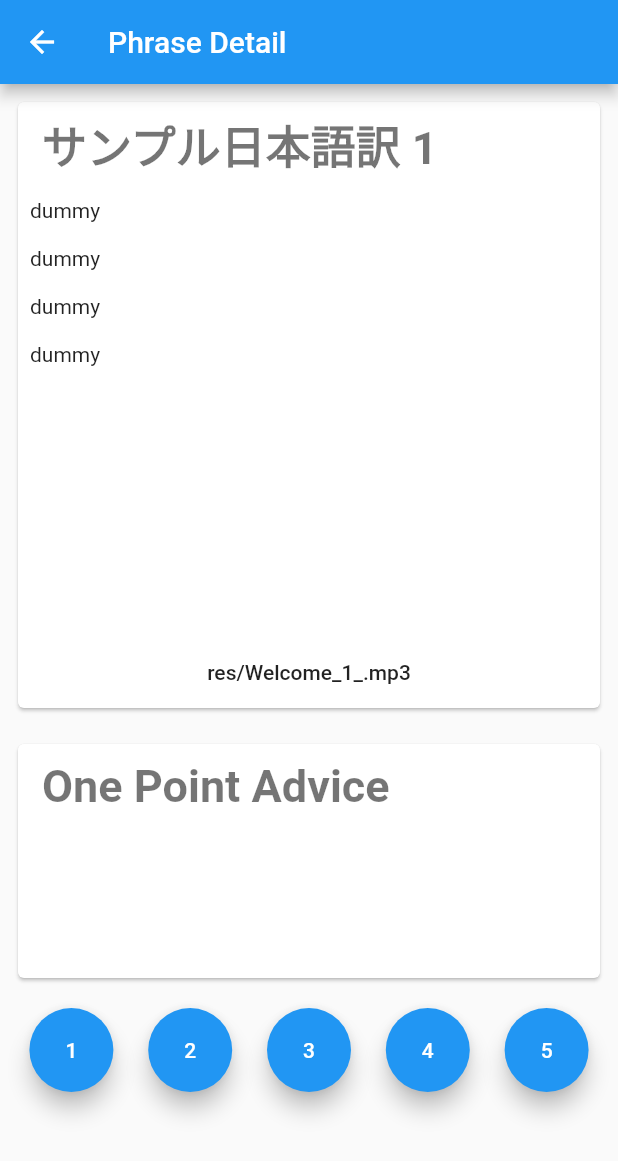
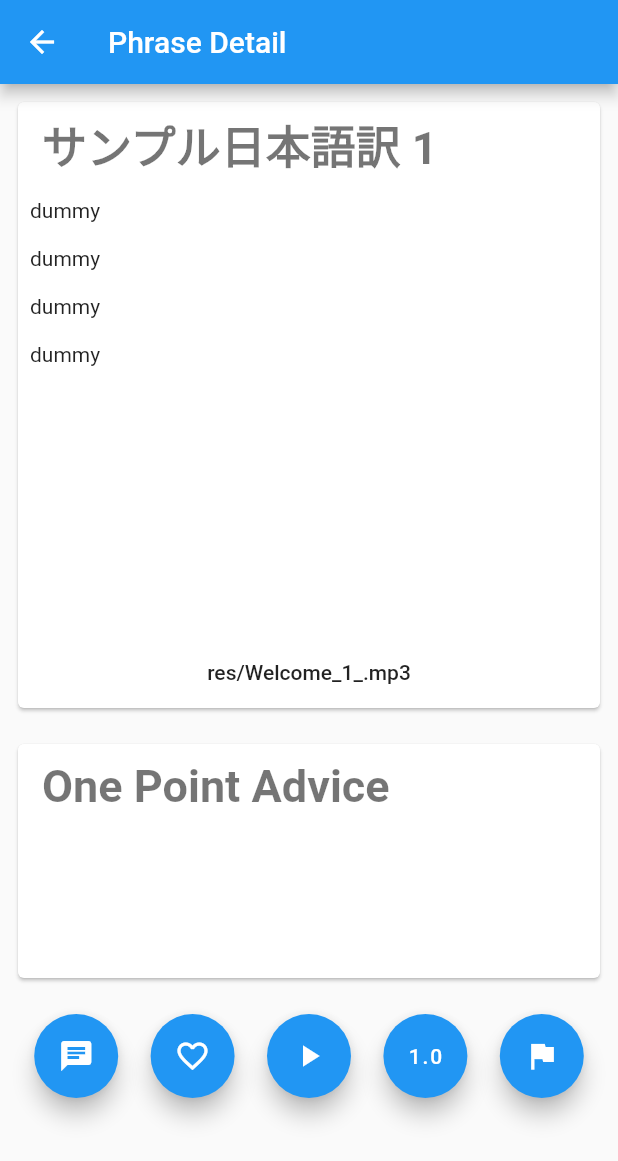
Before and after one commit to world-rize/wr-app, a Flutter app: the screen it shows after launch, after a tap on an icon or button, on a phone screen of 412 x 824 dp. Shown: the top 1161 px of the screen. Run offline on Flutter 3.47's test engine with Material 2 defaults, Android fonts, the phone set to English and light mode, and no system bars; our stand-ins replace assets_audio_player, firebase_auth, getflutter, settings_ui; missing offline and left inert: flappy_search_bar; accounts and stored records are empty; network calls fail; statements that could not run were skipped.

Commit message:
ボタンをアイコンに変更

```diff
--- a/lib/ui/lesson/lesson_phrases_detail_page.dart
+++ b/lib/ui/lesson/lesson_phrases_detail_page.dart
@@ -92,14 +92,14 @@ class LessonPhrasesDetailPage extends StatelessWidget {
           children: <Widget>[
             ListTile(
               title: Text(
-                "One Point Advice",
+                'One Point Advice',
                 style: TextStyle(
                     fontSize: 30,
                     color: Colors.black54,
                     fontWeight: FontWeight.bold),
               ),
             ),
-            SizedBox(
+            const SizedBox(
               height: 100,
             ),
           ],
@@ -110,37 +110,46 @@ class LessonPhrasesDetailPage extends StatelessWidget {
 
   Widget _createButtonArea(){
     return Padding(
-      padding: const EdgeInsets.all(8),
+      padding: const EdgeInsets.all(12),
       child: Row(
         mainAxisAlignment: MainAxisAlignment.center,
         children: <Widget>[
           Expanded(
             child: FloatingActionButton(
-              child: const Text('1'),
+              heroTag: 'Japanese',
+              child: const Icon(Icons.chat),
               onPressed: () {},
             ),
           ),
           Expanded(
             child: FloatingActionButton(
-              child: const Text('2'),
+              heroTag: 'Favorite',
+              child: const Icon(Icons.favorite_border),
               onPressed: () {},
             ),
           ),
           Expanded(
             child: FloatingActionButton(
-              child: const Text('3'),
+              heroTag: 'Playback',
+              child: const Icon(Icons.play_arrow),
+              onPressed: () {
+                final _player = AssetsAudioPlayer()
+                  ..open(phrase.audioPath)
+                  ..play();
+              },
+            ),
+          ),
+          Expanded(
+            child: FloatingActionButton(
+              heroTag: 'Speed',
+              child: const Text('1.0'),
               onPressed: () {},
             ),
           ),
           Expanded(
             child: FloatingActionButton(
-              child: const Text('4'),
-              onPressed: () {},
-            ),
-          ),
-          Expanded(
-            child: FloatingActionButton(
-              child: const Text('5'),
+              heroTag: 'Country',
+              child: const Icon(Icons.flag),
               onPressed: () {},
             ),
           ),
```
